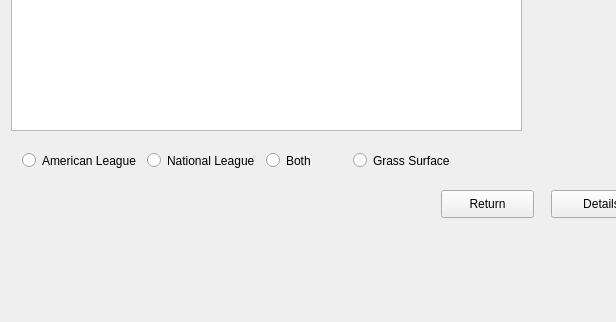
tyler949/CS1D-SecondProject, file aurel/mainwindow.ui: the form before one commit; both pictures show x 0 to 616 and y 266 to 588 of the 775 by 588 pixel window.
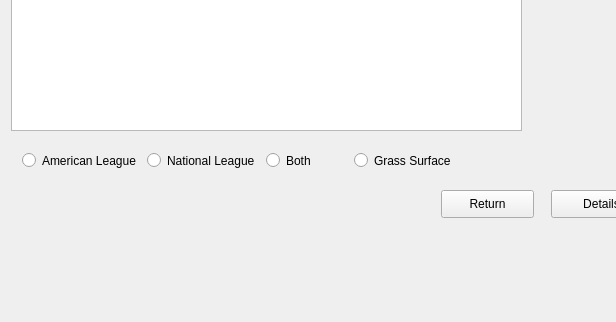
The form after the commit. The open tabs and pages were chosen to show the change.

Diff of the .ui file:
```diff
--- a/aurel/mainwindow.ui
+++ b/aurel/mainwindow.ui
@@ -175,7 +175,7 @@
          <rect>
           <x>0</x>
           <y>330</y>
-          <width>455</width>
+          <width>456</width>
           <height>41</height>
          </rect>
         </property>
```
Left out of the diff: 6 changed lines with no effect on the pictures.
